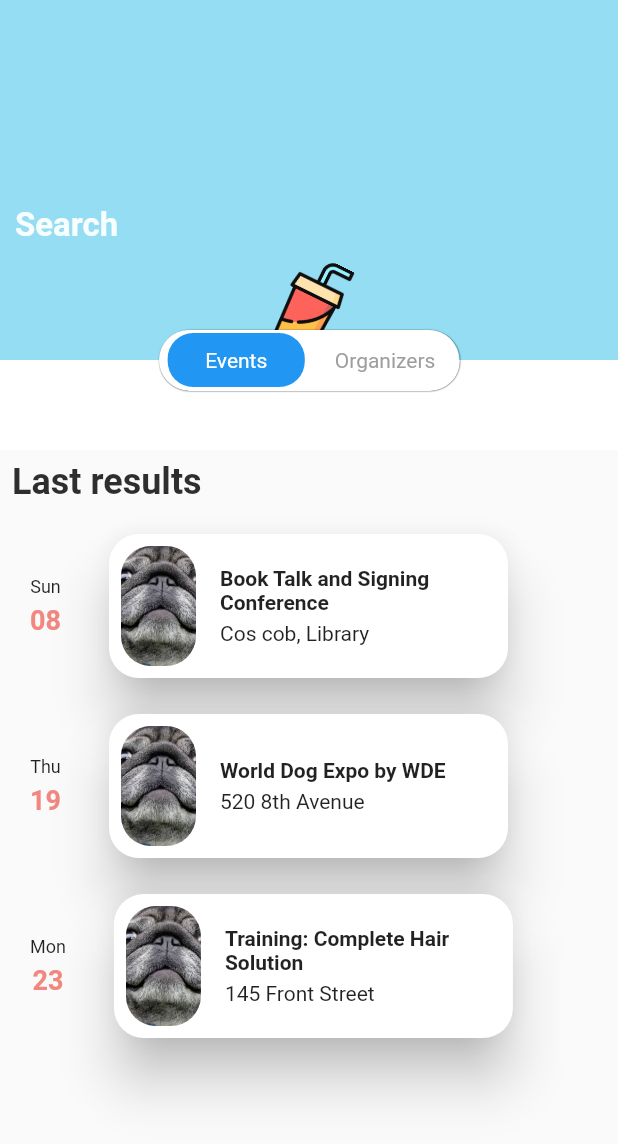
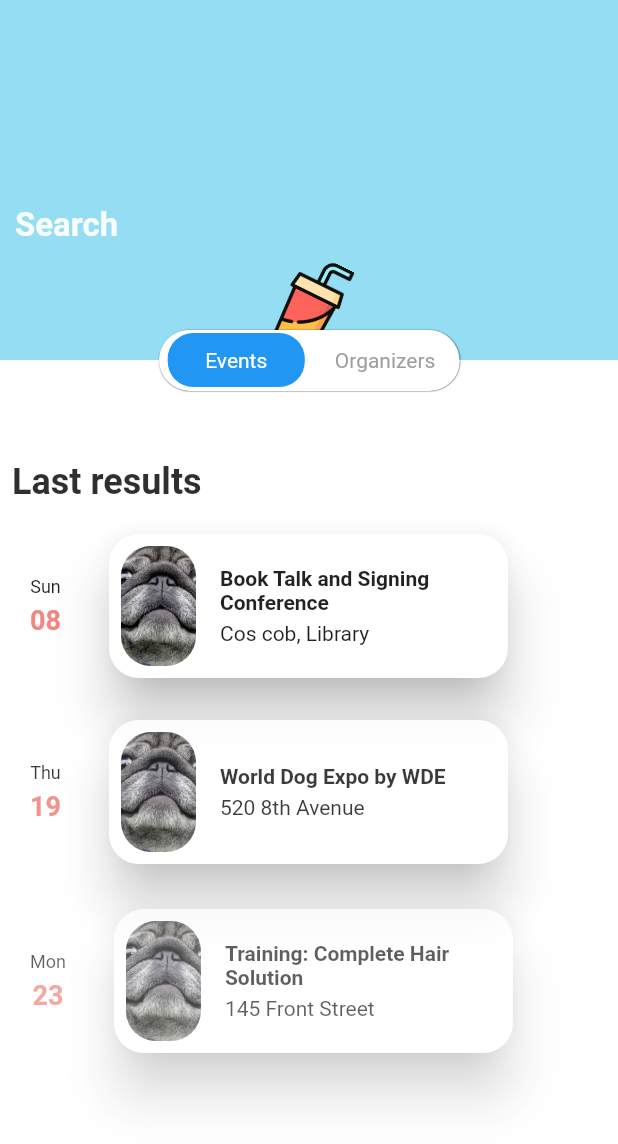
Before and after one commit to larsien/UIChallenge_event_ios_mobile_app_animation_by_ronasit, a Flutter app: the LastResultPage screen opened directly, on a phone screen of 412 x 824 dp. Shown: the top 1144 px of the screen. Run offline on Flutter 3.47's test engine with Material 2 defaults, Android fonts, the light colour scheme and no system bars.

Commit message:
Refactor : extract some function

```diff
--- a/lib/page1.dart
+++ b/lib/page1.dart
@@ -29,11 +29,12 @@ class MyHome extends StatefulWidget {
 class _MyHomeState extends State<MyHome> with SingleTickerProviderStateMixin {
   late final AnimationController controller =
       AnimationController(vsync: this, duration: const Duration(seconds: 1));
-  List headers = <String>[];
+
   late Animation<Offset> animation;
   @override
   void initState() {
     super.initState();
+    // animation = Tween<Offset>(begin: Offset.zero, end: const Offset(1.0, 0.0))
     animation = Tween<Offset>(begin: Offset.zero, end: const Offset(1.0, 0.0))
         .animate(
             CurvedAnimation(parent: controller, curve: Curves.easeInCubic));
@@ -76,11 +77,9 @@ class _MyHomeState extends State<MyHome> with SingleTickerProviderStateMixin {
 
   Route _createRoute() {
     return PageRouteBuilder(
-        pageBuilder: (context, animation, secondaryAnimation) =>
-            const LastResultPage(),
-        transitionsBuilder: (context, animation, secondaryAnimation, child) {
+        pageBuilder: (_, __, ___) => const LastResultPage(),
+        transitionsBuilder: (_, animation, __, child) {
           final opacityTween = Tween(begin: 0.0, end: 1.0).animate(animation);
-          // var tween2 = tween.chain(curveTween);
           return BackdropFilter(
               filter: ImageFilter.blur(sigmaX: 5, sigmaY: 5),
               child: FadeTransition(opacity: opacityTween, child: child));
--- a/lib/page2.dart
+++ b/lib/page2.dart
@@ -19,8 +19,8 @@ class _LastResultPageState extends State<LastResultPage>
   // late Animation<double> animation;
   late AnimationController controller;
   late Animation<Offset> cupMovingAnimation;
-  late Animation<double> rotateAnimation;
-  late Animation<double> opacityAnimation;
+  late Animation<double> cupRotateAnimation;
+  late Animation<double> cupOpacityAnimation;
   late Animation<Offset> headerTextMovingAnimation;
   late Animation<int> appBarTextStepAnimation;
 
@@ -31,7 +31,7 @@ class _LastResultPageState extends State<LastResultPage>
         AnimationController(duration: const Duration(seconds: 3), vsync: this);
 
     //for cup
-    rotateAnimation = Tween(begin: 0.0, end: 0.07).animate(CurvedAnimation(
+    cupRotateAnimation = Tween(begin: 0.0, end: 0.07).animate(CurvedAnimation(
         parent: controller,
         curve: const Interval(0.0, 1,
             // curve: ShakeCurve(),
@@ -40,7 +40,7 @@ class _LastResultPageState extends State<LastResultPage>
             begin: const Offset(0, 1), end: const Offset(0, -0.12))
         .animate(CurvedAnimation(parent: controller, curve: Curves.elasticOut));
 
-    opacityAnimation = Tween(begin: 0.0, end: 1.0).animate(
+    cupOpacityAnimation = Tween(begin: 0.0, end: 1.0).animate(
         CurvedAnimation(parent: controller, curve: Curves.easeOutCubic));
 
     //for text
@@ -51,27 +51,86 @@ class _LastResultPageState extends State<LastResultPage>
         .animate(CurvedAnimation(parent: controller, curve: Curves.easeIn));
     controller.forward();
   }
+  // Widget ListItemAnimation(Animation<double> Widget child){
+  //   return
 
+  // }
+  List<bool> boolList = [true, true, true];
   @override
   Widget build(BuildContext context) {
     return Scaffold(
-      appBar: CustomCoffeeAppBar(cupMovingAnimation, rotateAnimation,
-          opacityAnimation, appBarTextStepAnimation),
-      body: Column(
+      appBar: CustomCoffeeAppBar(cupMovingAnimation, cupRotateAnimation,
+          cupOpacityAnimation, appBarTextStepAnimation),
+      body: Container(
+        decoration: const BoxDecoration(color: Colors.white),
+        child: Column(
           crossAxisAlignment: CrossAxisAlignment.start,
           children: [
             Header(
-              opacityAnimation: opacityAnimation,
+                opacityAnimation: cupOpacityAnimation,
                 textMovingAnimation: headerTextMovingAnimation),
             Expanded(
               child: ListView.builder(
                 itemCount: sampleContentList.length,
                 itemBuilder: (context, index) {
                   var item = sampleContentList[index];
-                return GestureDetector(
-                  onTap: () => Navigator.push(context, delayedRoute(index)),
+                  Animation<double> itemOpacityAnimation =
+                      Tween(begin: 0.0, end: 1.0).animate(CurvedAnimation(
+                          parent: controller,
+                          curve: Interval(0.1 * index, 0.6 + index * 0.1,
+                              curve: Curves.linear)));
+                  Animation<Offset> itemSlideAnimation = Tween<Offset>(
+                          begin: const Offset(0, 0.3), end: Offset.zero)
+                      .animate(CurvedAnimation(
+                          parent: controller,
+                          curve: Interval(0.1 * index, 0.6 + index * 0.1,
+                              curve: Curves.linear)));
+                  return FadeTransition(
+                    opacity: itemOpacityAnimation,
+                    child: SlideTransition(
+                      position: itemSlideAnimation,
+                      child: GestureDetector(
+                        onTap: () =>
+                            Navigator.push(context, delayedRoute(index)),
                         // MaterialPageRoute(builder: (contgext) => Page2(index))),
-                  child: Row(
+                        child: Item(item: item, index: index),
+                      ),
+                    ),
+                  );
+                },
+              ),
+            )
+          ],
+        ),
+      ),
+    );
+
+    // return const FlutterLogo();
+  }
+
+  Route delayedRoute(int index) {
+    return PageRouteBuilder(
+      pageBuilder: (_, __, ___) => DetailPage(index),
+      transitionDuration: const Duration(milliseconds: 1200),
+    );
+  }
+
+  @override
+  void dispose() {
+    controller.dispose();
+    super.dispose();
+  }
+}
+
+class Item extends StatelessWidget {
+  const Item({Key? key, required this.item, required this.index})
+      : super(key: key);
+
+  final Map<String, String> item;
+  final int index;
+  @override
+  Widget build(BuildContext context) {
+    return Row(
       // crossAxisAlignment: CrossAxisAlignment.center,
       mainAxisSize: MainAxisSize.max,
       children: [
@@ -79,8 +138,7 @@ class _LastResultPageState extends State<LastResultPage>
           padding: const EdgeInsets.all(20.0),
           child: Column(
             children: [
-                            Text(item["dayOfWeek"]!,
-                                style: const TextStyle(fontSize: 12)),
+              Text(item["dayOfWeek"]!, style: const TextStyle(fontSize: 12)),
               const SizedBox(height: 5),
               Text(item["day"]!,
                   style: const TextStyle(
@@ -117,15 +175,13 @@ class _LastResultPageState extends State<LastResultPage>
                         child: Padding(
                           padding: const EdgeInsets.all(8.0),
                           child: Column(
-                                          crossAxisAlignment:
-                                              CrossAxisAlignment.start,
+                            crossAxisAlignment: CrossAxisAlignment.start,
                             children: [
                               Text(item["title"]!,
                                   maxLines: 2,
                                   overflow: TextOverflow.clip,
                                   style: const TextStyle(
-                                                    fontWeight:
-                                                        FontWeight.bold)),
+                                      fontWeight: FontWeight.bold)),
                               const SizedBox(height: 5),
                               Text(item["location"]!)
                             ],
@@ -139,8 +195,7 @@ class _LastResultPageState extends State<LastResultPage>
               Hero(
                 tag: "test$index",
                 child: Padding(
-                                padding:
-                                    const EdgeInsets.only(left: 12, top: 12),
+                  padding: const EdgeInsets.only(left: 12, top: 12),
                   child: Container(
                     width: 50,
                     height: 80,
@@ -152,8 +207,8 @@ class _LastResultPageState extends State<LastResultPage>
                                 AssetImage(
                               item["image"]!,
                             )),
-                                      borderRadius: const BorderRadius.all(
-                                          Radius.circular(20))),
+                        borderRadius:
+                            const BorderRadius.all(Radius.circular(20))),
                   ),
                 ),
               ),
@@ -161,29 +216,7 @@ class _LastResultPageState extends State<LastResultPage>
           ),
         )
       ],
-                  ),
     );
-              },
-            ),
-          )
-        ],
-      ),
-    );
-
-    // return const FlutterLogo();
-  }
-
-  Route delayedRoute(int index) {
-    return PageRouteBuilder(
-      pageBuilder: (_, __, ___) => DetailPage(index),
-      transitionDuration: const Duration(milliseconds: 1200),
-    );
-  }
-
-  @override
-  void dispose() {
-    controller.dispose();
-    super.dispose();
   }
 }
 
```
Lines whose indentation alone changed are shown as unchanged.
